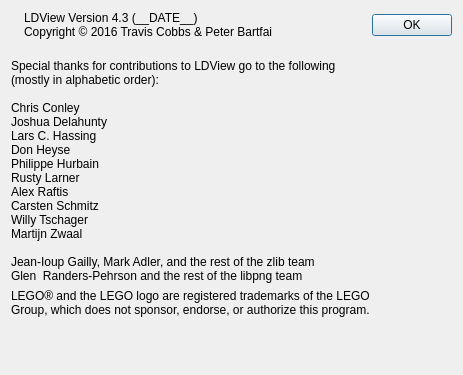
Above: QT/AboutPanel.ui from tcobbs/ldview before the change. Below: the same form after it.
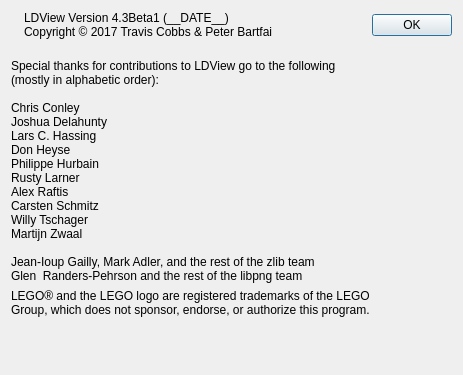
That is the form after the change. Icons and pictures are not drawn.

Commit message: Version string changed to 4.3Beta1

```diff
--- a/QT/AboutPanel.ui
+++ b/QT/AboutPanel.ui
@@ -82,8 +82,8 @@
                     </sizepolicy>
                   </property>
                   <property name="text">
-                    <string>LDView Version 4.3 (__DATE__)
-Copyright © 2016 Travis Cobbs &amp; Peter Bartfai</string>
+                    <string>LDView Version 4.3Beta1 (__DATE__)
+Copyright © 2017 Travis Cobbs &amp; Peter Bartfai</string>
                   </property>
                   <property name="textFormat">
                     <enum>Qt::PlainText</enum>
```
